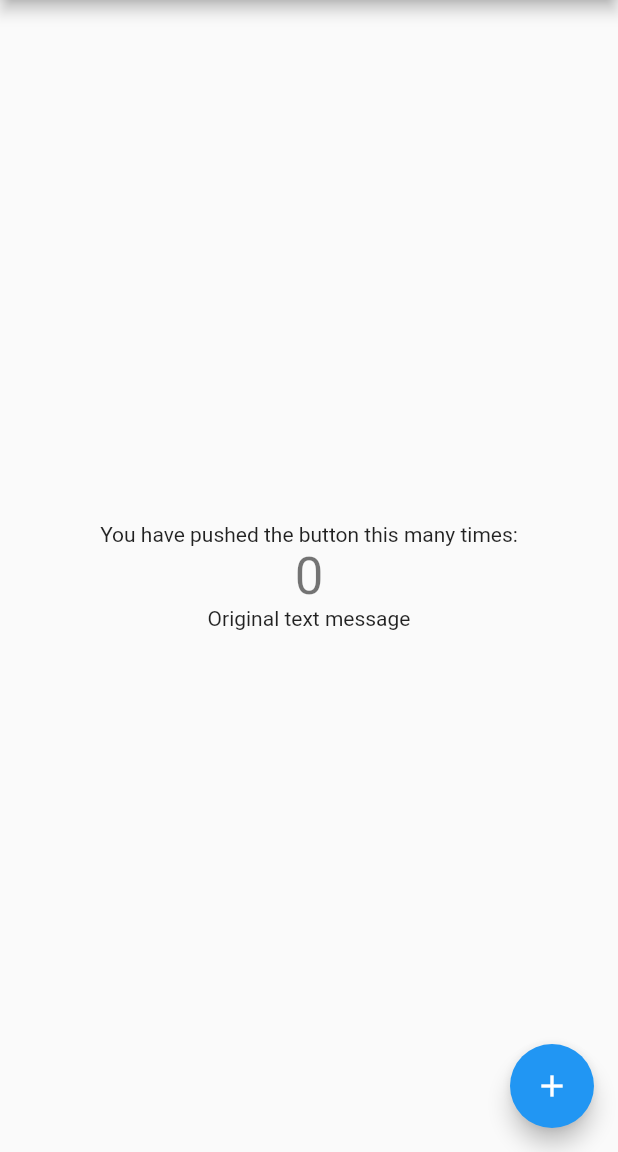
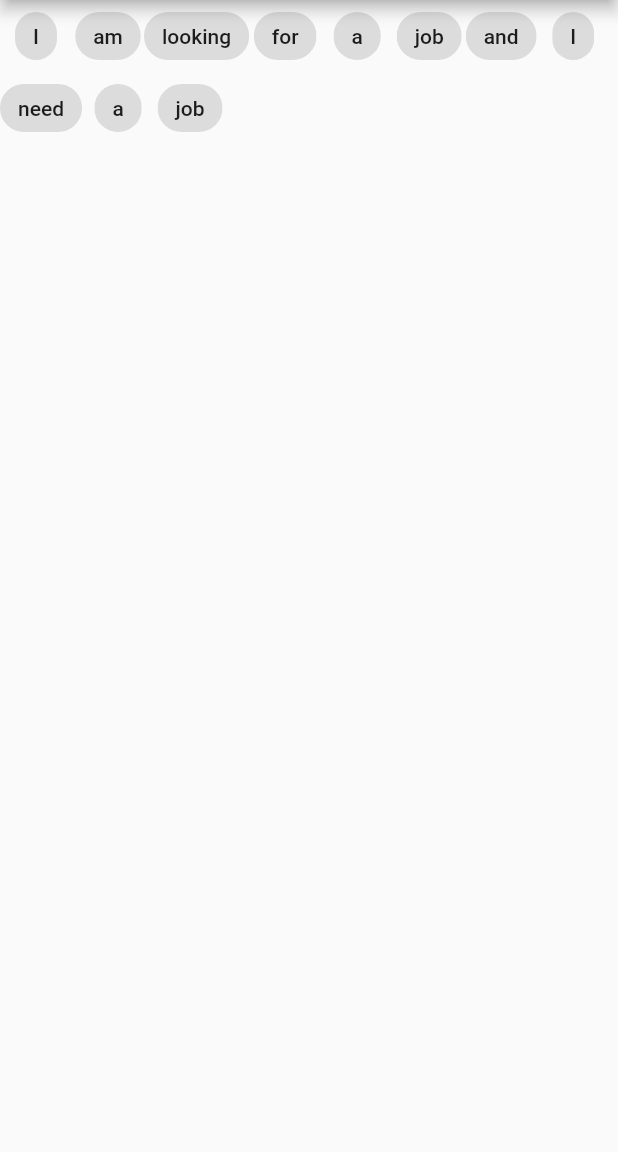
Before and after one commit to shilpashendre/flutter_mobileapp, a Flutter app: the screen it shows after launch, on a phone screen of 412 x 824 dp, the part 84-1236 px from its top. Run offline on Flutter 3.47's test engine with Material 2 defaults, Android fonts, the light colour scheme and no system bars.

Commit message:
display string

```diff
--- a/lib/main.dart
+++ b/lib/main.dart
@@ -1,4 +1,5 @@
 import 'package:flutter/material.dart';
+import 'package:flutter_mobile_app/pages/longest_string_widgets.dart';
 
 void main() {
   runApp(const MyApp());
@@ -11,7 +12,6 @@ class MyApp extends StatelessWidget {
   @override
   Widget build(BuildContext context) {
     return MaterialApp(
-      key: ValueKey(""),
       title: 'Flutter Demo',
       theme: ThemeData(
         primarySwatch: Colors.blue,
@@ -31,36 +31,16 @@ class MyHomePage extends StatefulWidget {
 }
 
 class _MyHomePageState extends State<MyHomePage> {
-  int _counter = 0;
-  void _incrementCounter() {
-    setState(() {
-      _counter++;
-    });
-  }
-
   @override
   Widget build(BuildContext context) {
     return Scaffold(
         appBar: AppBar(
           title: Text(widget.title),
         ),
-        body: Center(
-            child: Column(
-                mainAxisAlignment: MainAxisAlignment.center,
-                children: <Widget>[
-              const Text(
-                'You have pushed the button this many times:',
-              ),
-              Text(
-                '$_counter',
-                style: Theme.of(context).textTheme.headline4,
-              ),
-              const Text("Original text message"),
-            ])),
-        floatingActionButton: FloatingActionButton(
-          onPressed: _incrementCounter,
-          tooltip: 'Increment',
-          child: const Icon(Icons.add),
+        body: Column(
+          children: const [
+            LongestStringWidgets(),
+          ],
         ));
   }
 }
--- /dev/null
+++ b/lib/pages/chip_model.dart
@@ -0,0 +1,6 @@
+import 'package:flutter/material.dart';
+
+class ChipModel {
+  Widget label;
+  ChipModel({required this.label});
+}
--- /dev/null
+++ b/lib/pages/longest_string_widgets.dart
@@ -0,0 +1,24 @@
+import 'package:flutter/material.dart';
+
+class LongestStringWidgets extends StatelessWidget {
+  const LongestStringWidgets({Key? key}) : super(key: key);
+
+  @override
+  Widget build(BuildContext context) {
+    return Wrap(
+      children: const [
+        Chip(label: Text("I")),
+        Chip(label: Text("am")),
+        Chip(label: Text("looking")),
+        Chip(label: Text("for")),
+        Chip(label: Text("a")),
+        Chip(label: Text("job")),
+        Chip(label: Text("and")),
+        Chip(label: Text("I")),
+        Chip(label: Text("need")),
+        Chip(label: Text("a")),
+        Chip(label: Text("job"))
+      ],
+    );
+  }
+}
```
